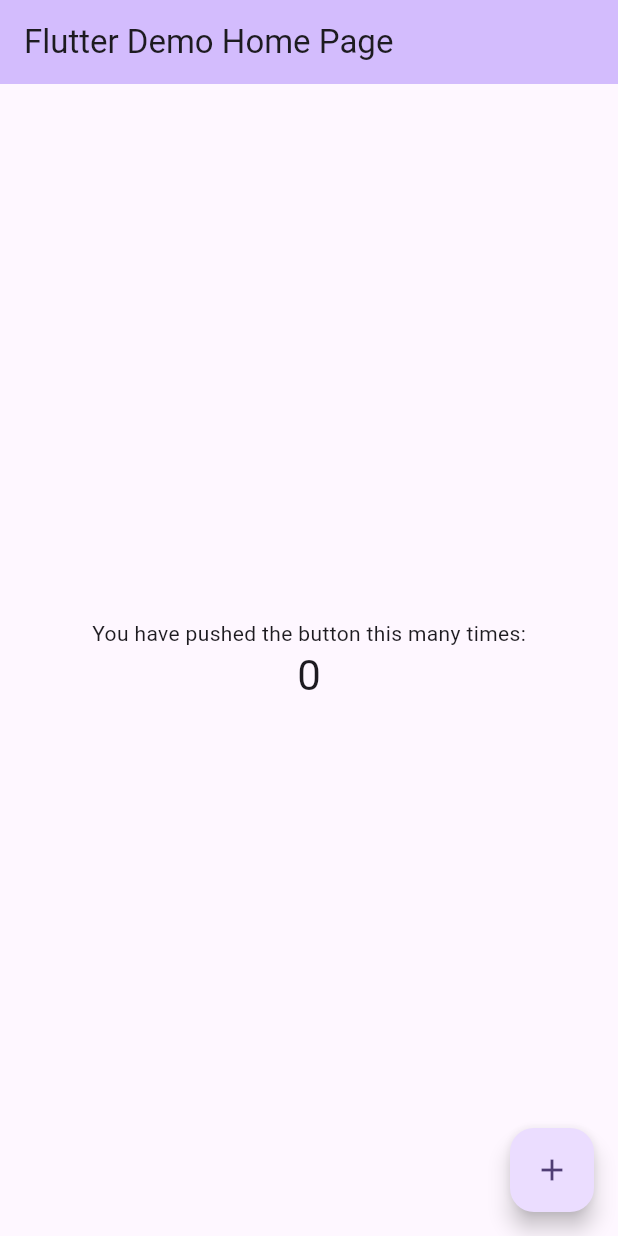
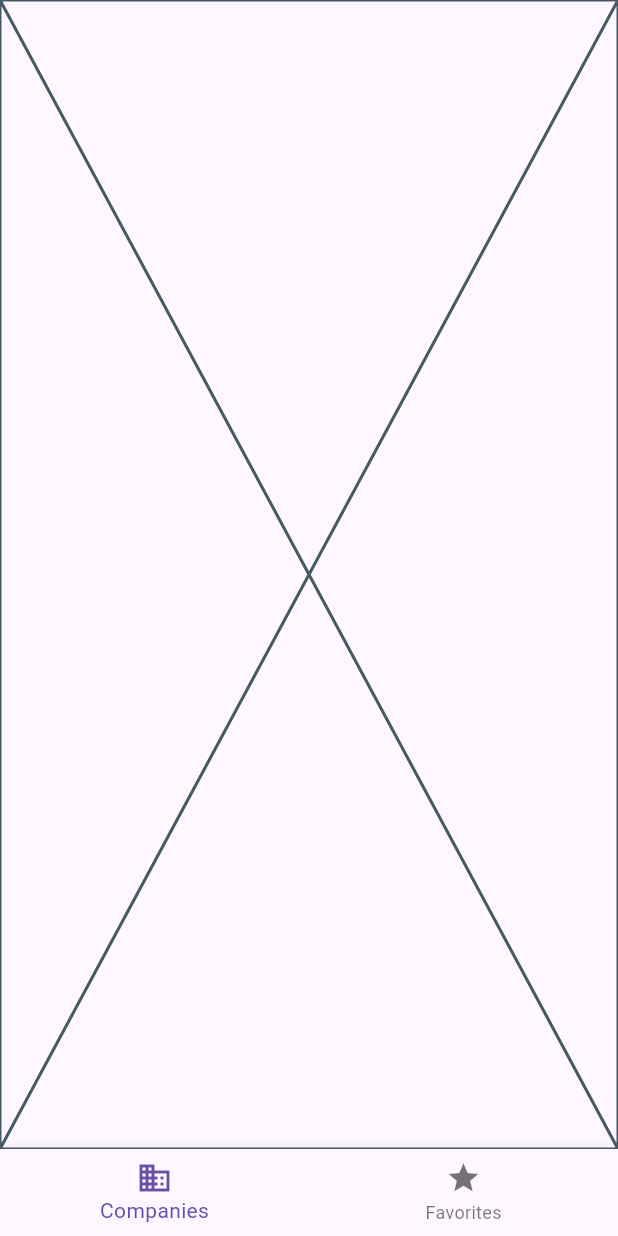
Before and after one commit to Krzysio7/company_insight_app, a Flutter app: the screen it shows after launch, on a phone screen of 412 x 824 dp. Run offline on Flutter 3.47's test engine with Material 3 defaults, Android fonts, the light colour scheme and no system bars; our stand-ins replace auto_route; generated files the repository leaves out were written again.

Commit message:
basic app skeleton

```diff
--- a/analysis_options.yaml
+++ b/analysis_options.yaml
@@ -1,28 +1 @@
-# This file configures the analyzer, which statically analyzes Dart code to
-# check for errors, warnings, and lints.
-#
-# The issues identified by the analyzer are surfaced in the UI of Dart-enabled
-# IDEs (https://dart.dev/tools#ides-and-editors). The analyzer can also be
-# invoked from the command line by running `flutter analyze`.
-
-# The following line activates a set of recommended lints for Flutter apps,
-# packages, and plugins designed to encourage good coding practices.
-include: package:flutter_lints/flutter.yaml
-
-linter:
-  # The lint rules applied to this project can be customized in the
-  # section below to disable rules from the `package:flutter_lints/flutter.yaml`
-  # included above or to enable additional rules. A list of all available lints
-  # and their documentation is published at https://dart.dev/lints.
-  #
-  # Instead of disabling a lint rule for the entire project in the
-  # section below, it can also be suppressed for a single line of code
-  # or a specific dart file by using the `// ignore: name_of_lint` and
-  # `// ignore_for_file: name_of_lint` syntax on the line or in the file
-  # producing the lint.
-  rules:
-    # avoid_print: false  # Uncomment to disable the `avoid_print` rule
-    # prefer_single_quotes: true  # Uncomment to enable the `prefer_single_quotes` rule
-
-# Additional information about this file can be found at
-# https://dart.dev/guides/language/analysis-options
+include: package:lint_quido/miquido_lints.yaml
--- /dev/null
+++ b/l10n.yaml
@@ -0,0 +1,3 @@
+arb-dir: lib/l10n
+template-arb-file: app_en.arb
+output-localization-file: app_localizations.dart
--- /dev/null
+++ b/lib/app.dart
@@ -0,0 +1,18 @@
+import 'package:company_insight_app/navigation/app_router.dart';
+import 'package:flutter/material.dart';
+import 'package:flutter_gen/gen_l10n/app_localizations.dart';
+
+class App extends StatelessWidget {
+  App({super.key});
+
+  final _appRouter = AppRouter();
+
+  @override
+  Widget build(BuildContext context) {
+    return MaterialApp.router(
+      routerConfig: _appRouter.config(),
+      localizationsDelegates: AppLocalizations.localizationsDelegates,
+      supportedLocales: AppLocalizations.supportedLocales,
+    );
+  }
+}
--- /dev/null
+++ b/lib/core/extensions.dart
@@ -0,0 +1,9 @@
+import 'package:flutter/material.dart';
+import 'package:flutter_gen/gen_l10n/app_localizations.dart';
+import 'package:flutter_gen/gen_l10n/app_localizations_en.dart';
+
+// General extensions file.
+// ignore: prefer-match-file-name
+extension LocalizationX on BuildContext {
+  AppLocalizations get localization => AppLocalizations.of(this) ?? AppLocalizationsEn();
+}
--- /dev/null
+++ b/lib/feature/companies/presentation/companies_page.dart
@@ -0,0 +1,12 @@
+import 'package:auto_route/annotations.dart';
+import 'package:flutter/material.dart';
+
+@RoutePage()
+class CompaniesPage extends StatelessWidget {
+  const CompaniesPage({super.key});
+
+  @override
+  Widget build(BuildContext context) {
+    return const Placeholder();
+  }
+}
--- /dev/null
+++ b/lib/feature/favorites/presentation/favorites_page.dart
@@ -0,0 +1,12 @@
+import 'package:auto_route/auto_route.dart';
+import 'package:flutter/material.dart';
+
+@RoutePage()
+class FavoritesPage extends StatelessWidget {
+  const FavoritesPage({super.key});
+
+  @override
+  Widget build(BuildContext context) {
+    return const Placeholder();
+  }
+}
--- /dev/null
+++ b/lib/feature/home/presentation/home_page.dart
@@ -0,0 +1,39 @@
+import 'package:auto_route/auto_route.dart';
+import 'package:company_insight_app/core/extensions.dart';
+import 'package:company_insight_app/navigation/app_router.gr.dart';
+import 'package:flutter/material.dart';
+
+@RoutePage()
+class HomePage extends StatelessWidget {
+  const HomePage({super.key});
+
+  @override
+  Widget build(BuildContext context) {
+    return AutoTabsScaffold(
+      routes: const [
+        CompaniesRoute(),
+        FavoritesRoute(),
+      ],
+      bottomNavigationBuilder: (_, tabsRouter) {
+        return BottomNavigationBar(
+          currentIndex: tabsRouter.activeIndex,
+          onTap: tabsRouter.setActiveIndex,
+          items: [
+            BottomNavigationBarItem(
+              label: context.localization.home_tabCompanies,
+              icon: const Icon(
+                Icons.business,
+              ),
+            ),
+            BottomNavigationBarItem(
+              label: context.localization.home_tabFavorites,
+              icon: const Icon(
+                Icons.star,
+              ),
+            ),
+          ],
+        );
+      },
+    );
+  }
+}
--- /dev/null
+++ b/lib/l10n/app_en.arb
@@ -0,0 +1,4 @@
+{
+    "home_tabCompanies": "Companies",
+    "home_tabFavorites": "Favorites"
+  }
--- a/lib/main.dart
+++ b/lib/main.dart
@@ -1,125 +1,6 @@
+import 'package:company_insight_app/app.dart';
 import 'package:flutter/material.dart';
 
 void main() {
-  runApp(const MyApp());
+  runApp(App());
 }
-
-class MyApp extends StatelessWidget {
-  const MyApp({super.key});
-
-  // This widget is the root of your application.
-  @override
-  Widget build(BuildContext context) {
-    return MaterialApp(
-      title: 'Flutter Demo',
-      theme: ThemeData(
-        // This is the theme of your application.
-        //
-        // TRY THIS: Try running your application with "flutter run". You'll see
-        // the application has a purple toolbar. Then, without quitting the app,
-        // try changing the seedColor in the colorScheme below to Colors.green
-        // and then invoke "hot reload" (save your changes or press the "hot
-        // reload" button in a Flutter-supported IDE, or press "r" if you used
-        // the command line to start the app).
-        //
-        // Notice that the counter didn't reset back to zero; the application
-        // state is not lost during the reload. To reset the state, use hot
-        // restart instead.
-        //
-        // This works for code too, not just values: Most code changes can be
-        // tested with just a hot reload.
-        colorScheme: ColorScheme.fromSeed(seedColor: Colors.deepPurple),
-        useMaterial3: true,
-      ),
-      home: const MyHomePage(title: 'Flutter Demo Home Page'),
-    );
-  }
-}
-
-class MyHomePage extends StatefulWidget {
-  const MyHomePage({super.key, required this.title});
-
-  // This widget is the home page of your application. It is stateful, meaning
-  // that it has a State object (defined below) that contains fields that affect
-  // how it looks.
-
-  // This class is the configuration for the state. It holds the values (in this
-  // case the title) provided by the parent (in this case the App widget) and
-  // used by the build method of the State. Fields in a Widget subclass are
-  // always marked "final".
-
-  final String title;
-
-  @override
-  State<MyHomePage> createState() => _MyHomePageState();
-}
-
-class _MyHomePageState extends State<MyHomePage> {
-  int _counter = 0;
-
-  void _incrementCounter() {
-    setState(() {
-      // This call to setState tells the Flutter framework that something has
-      // changed in this State, which causes it to rerun the build method below
-      // so that the display can reflect the updated values. If we changed
-      // _counter without calling setState(), then the build method would not be
-      // called again, and so nothing would appear to happen.
-      _counter++;
-    });
-  }
-
-  @override
-  Widget build(BuildContext context) {
-    // This method is rerun every time setState is called, for instance as done
-    // by the _incrementCounter method above.
-    //
-    // The Flutter framework has been optimized to make rerunning build methods
-    // fast, so that you can just rebuild anything that needs updating rather
-    // than having to individually change instances of widgets.
-    return Scaffold(
-      appBar: AppBar(
-        // TRY THIS: Try changing the color here to a specific color (to
-        // Colors.amber, perhaps?) and trigger a hot reload to see the AppBar
-        // change color while the other colors stay the same.
-        backgroundColor: Theme.of(context).colorScheme.inversePrimary,
-        // Here we take the value from the MyHomePage object that was created by
-        // the App.build method, and use it to set our appbar title.
-        title: Text(widget.title),
-      ),
-      body: Center(
-        // Center is a layout widget. It takes a single child and positions it
-        // in the middle of the parent.
-        child: Column(
-          // Column is also a layout widget. It takes a list of children and
-          // arranges them vertically. By default, it sizes itself to fit its
-          // children horizontally, and tries to be as tall as its parent.
-          //
-          // Column has various properties to control how it sizes itself and
-          // how it positions its children. Here we use mainAxisAlignment to
-          // center the children vertically; the main axis here is the vertical
-          // axis because Columns are vertical (the cross axis would be
-          // horizontal).
-          //
-          // TRY THIS: Invoke "debug painting" (choose the "Toggle Debug Paint"
-          // action in the IDE, or press "p" in the console), to see the
-          // wireframe for each widget.
-          mainAxisAlignment: MainAxisAlignment.center,
-          children: <Widget>[
-            const Text(
-              'You have pushed the button this many times:',
-            ),
-            Text(
-              '$_counter',
-              style: Theme.of(context).textTheme.headlineMedium,
-            ),
-          ],
-        ),
-      ),
-      floatingActionButton: FloatingActionButton(
-        onPressed: _incrementCounter,
-        tooltip: 'Increment',
-        child: const Icon(Icons.add),
-      ), // This trailing comma makes auto-formatting nicer for build methods.
-    );
-  }
-}
--- /dev/null
+++ b/lib/navigation/app_router.dart
@@ -0,0 +1,17 @@
+import 'package:auto_route/auto_route.dart';
+import 'package:company_insight_app/navigation/app_router.gr.dart';
+
+@AutoRouterConfig()
+class AppRouter extends $AppRouter {
+  @override
+  List<AutoRoute> get routes => [
+        AutoRoute(
+          path: '/',
+          page: HomeRoute.page,
+          children: [
+            AutoRoute(path: 'companies', page: CompaniesRoute.page),
+            AutoRoute(path: 'favorites', page: FavoritesRoute.page),
+          ],
+        ),
+      ];
+}
```
Also changed, not shown: pubspec.yaml (+9 -72 lines), lib/navigation/app_router.gr.dart (added), pubspec.lock, 1 other file.
